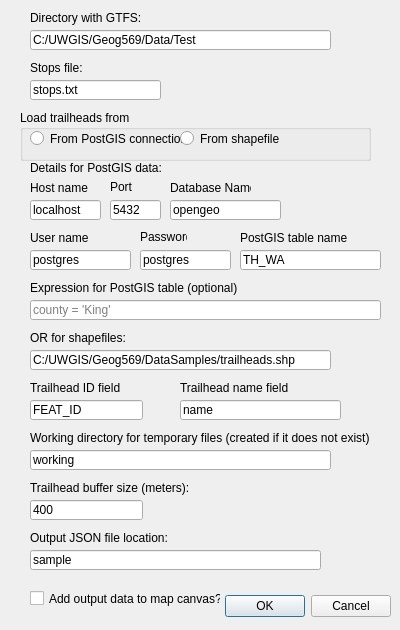
Above: TransitAccessibleTrailheads_dialog_base.ui from turnofftheapp/qgis-gtfs-trails-plugin before the change. Below: the same form after it.
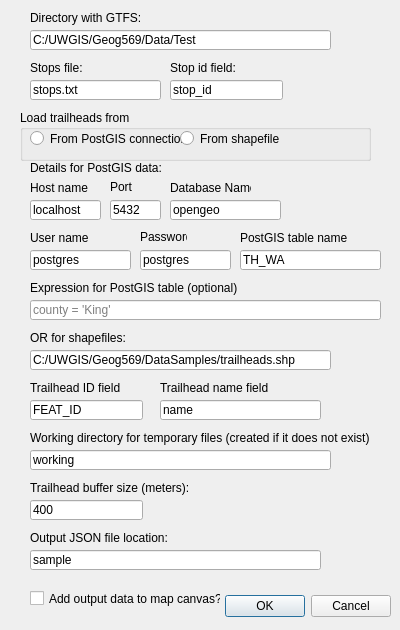
That is the form after the change.

```diff
--- a/TransitAccessibleTrailheads_dialog_base.ui
+++ b/TransitAccessibleTrailheads_dialog_base.ui
@@ -357,7 +357,7 @@
   <widget class="QLabel" name="label_16">
    <property name="geometry">
     <rect>
-     <x>180</x>
+     <x>160</x>
      <y>380</y>
      <width>141</width>
      <height>16</height>
@@ -383,7 +383,7 @@
   <widget class="QLineEdit" name="th_name_field">
    <property name="geometry">
     <rect>
-     <x>180</x>
+     <x>160</x>
      <y>400</y>
      <width>161</width>
      <height>20</height>
@@ -437,7 +437,7 @@
     <rect>
      <x>30</x>
      <y>160</y>
-     <width>261</width>
+     <width>361</width>
      <height>16</height>
     </rect>
    </property>
@@ -484,6 +484,32 @@
     <string>Add output data to map canvas?</string>
    </property>
   </widget>
+  <widget class="QLineEdit" name="stopID">
+   <property name="geometry">
+    <rect>
+     <x>170</x>
+     <y>80</y>
+     <width>113</width>
+     <height>20</height>
+    </rect>
+   </property>
+   <property name="text">
+    <string>stop_id</string>
+   </property>
+  </widget>
+  <widget class="QLabel" name="label_13">
+   <property name="geometry">
+    <rect>
+     <x>170</x>
+     <y>60</y>
+     <width>81</width>
+     <height>16</height>
+    </rect>
+   </property>
+   <property name="text">
+    <string>&lt;html&gt;&lt;head/&gt;&lt;body&gt;&lt;p&gt;Stop id field:&lt;/p&gt;&lt;/body&gt;&lt;/html&gt;</string>
+   </property>
+  </widget>
  </widget>
  <resources/>
  <connections>
```
